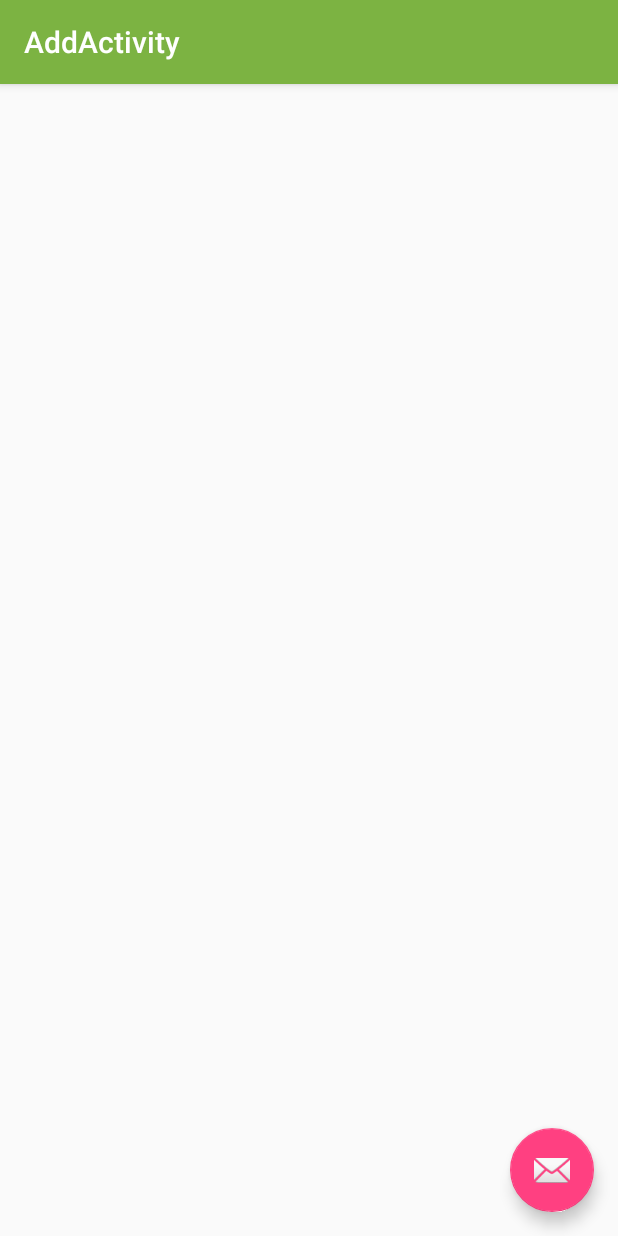
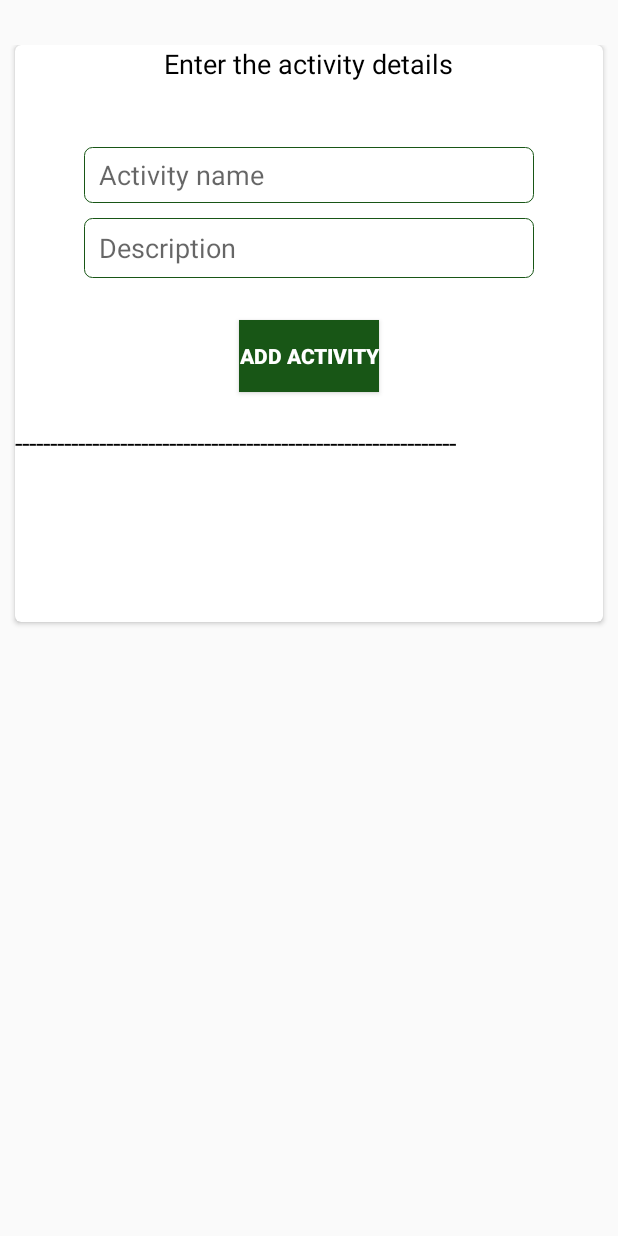
Before and after one commit to mumbai19/team-18, an Android app: the AddActivity screen opened directly, with no data from a screen before it, on a phone screen of 412 x 824 dp. Run offline under Robolectric (Android 15) with nearby library versions, the light colour scheme and no system bars.

Commit message:
Form added database entry testing

```diff
--- a/Android app/app/build.gradle
+++ b/Android app/app/build.gradle
@@ -22,6 +22,9 @@ android {
 dependencies {
     implementation fileTree(dir: 'libs', include: ['*.jar'])
     implementation 'com.android.support:appcompat-v7:28.0.0'
+    implementation "com.android.support:recyclerview-v7:27.1.1"
+    implementation "com.android.support:cardview-v7:27.1.1"
+    implementation 'com.android.support:recyclerview-v7:27.1.1'
     implementation 'com.android.support.constraint:constraint-layout:1.1.3'
     implementation 'com.android.support:design:28.0.0'
     testImplementation 'junit:junit:4.12'
--- a/Android app/app/src/main/java/com/chandan/touchinglives/AddActivity.java
+++ b/Android app/app/src/main/java/com/chandan/touchinglives/AddActivity.java
@@ -13,17 +13,7 @@ public class AddActivity extends AppCompatActivity {
     protected void onCreate(Bundle savedInstanceState) {
         super.onCreate(savedInstanceState);
         setContentView(R.layout.activity_add);
-        Toolbar toolbar = findViewById(R.id.toolbar);
-        setSupportActionBar(toolbar);
 
-        FloatingActionButton fab = findViewById(R.id.fab);
-        fab.setOnClickListener(new View.OnClickListener() {
-            @Override
-            public void onClick(View view) {
-                Snackbar.make(view, "Replace with your own action", Snackbar.LENGTH_LONG)
-                        .setAction("Action", null).show();
-            }
-        });
     }
 
 }
--- a/Android app/app/src/main/java/com/chandan/touchinglives/Dashboard.java
+++ b/Android app/app/src/main/java/com/chandan/touchinglives/Dashboard.java
@@ -1,20 +1,31 @@
 package com.chandan.touchinglives;
 
+import android.content.Intent;
 import android.os.Bundle;
 import android.support.design.widget.FloatingActionButton;
 import android.support.design.widget.Snackbar;
 import android.support.v7.app.AppCompatActivity;
+import android.support.v7.widget.CardView;
 import android.support.v7.widget.Toolbar;
 import android.view.View;
 
 public class Dashboard extends AppCompatActivity {
-
+    private CardView AddActivity;
     @Override
     protected void onCreate(Bundle savedInstanceState) {
         super.onCreate(savedInstanceState);
         setContentView(R.layout.activity_dashboard);
 
+AddActivity=findViewById(R.id.addActivity);
+        AddActivity.setOnClickListener(new View.OnClickListener() {
+            @Override
+            public void onClick(View view) {
+                Intent i = new Intent(Dashboard.this, AddActivity.class);
+                startActivity(i);
 
+
+            }
+        });
 
 
         }
--- a/Android app/app/src/main/java/com/chandan/touchinglives/MainActivity.java
+++ b/Android app/app/src/main/java/com/chandan/touchinglives/MainActivity.java
@@ -1,5 +1,6 @@
 package com.chandan.touchinglives;
 
+import android.content.Intent;
 import android.support.v7.app.AppCompatActivity;
 import android.os.Bundle;
 
--- a/Android app/app/src/main/res/layout/activity_add.xml
+++ b/Android app/app/src/main/res/layout/activity_add.xml
@@ -1,33 +1,120 @@
 <?xml version="1.0" encoding="utf-8"?>
-<android.support.design.widget.CoordinatorLayout xmlns:android="http://schemas.android.com/apk/res/android"
+<android.support.constraint.ConstraintLayout xmlns:android="http://schemas.android.com/apk/res/android"
     xmlns:app="http://schemas.android.com/apk/res-auto"
     xmlns:tools="http://schemas.android.com/tools"
     android:layout_width="match_parent"
     android:layout_height="match_parent"
+    android:paddingTop="30dp"
     tools:context=".AddActivity">
 
-    <android.support.design.widget.AppBarLayout
+    <android.support.v7.widget.CardView
         android:layout_width="match_parent"
         android:layout_height="wrap_content"
-        android:theme="@style/AppTheme.AppBarOverlay">
+        android:layout_margin="10dp"
+        android:padding="10dp"
+        app:cardCornerRadius="4dp"
+        tools:layout_editor_absoluteX="95dp"
+        tools:layout_editor_absoluteY="4dp">
 
-        <android.support.v7.widget.Toolbar
-            android:id="@+id/toolbar"
+
+        <LinearLayout
             android:layout_width="match_parent"
-            android:layout_height="?attr/actionBarSize"
-            android:background="?attr/colorPrimary"
-            app:popupTheme="@style/AppTheme.PopupOverlay" />
+            android:layout_height="wrap_content"
+            android:orientation="vertical">
 
-    </android.support.design.widget.AppBarLayout>
 
-    <include layout="@layout/content_add" />
+            <TextView
+                android:id="@+id/textView5"
+                android:layout_width="wrap_content"
+                android:layout_height="wrap_content"
+                android:layout_gravity="center"
+                android:text="Enter the activity details"
+                android:textColor="@color/black"
+                android:textSize="18dp"
+                tools:layout_editor_absoluteX="23dp"
+                tools:layout_editor_absoluteY="57dp" />
 
-    <android.support.design.widget.FloatingActionButton
-        android:id="@+id/fab"
-        android:layout_width="wrap_content"
-        android:layout_height="wrap_content"
-        android:layout_gravity="bottom|end"
-        android:layout_margin="@dimen/fab_margin"
-        app:srcCompat="@android:drawable/ic_dialog_email" />
+            <TextView
+                android:id="@+id/textView6"
+                android:layout_width="match_parent"
+                android:layout_height="wrap_content"
+                android:text=""
+                android:textAlignment="center"
+                android:textColor="@color/black"
+                android:textSize="20dp"
+                tools:layout_editor_absoluteX="99dp"
+                tools:layout_editor_absoluteY="96dp" />
 
-</android.support.design.widget.CoordinatorLayout>
+
+            <EditText
+                android:id="@+id/etN"
+                android:layout_width="300dp"
+                android:layout_height="37dp"
+                android:layout_gravity="center"
+                android:layout_marginTop="16dp"
+                android:layout_marginBottom="10dp"
+                android:background="@drawable/textinput"
+                android:ems="10"
+                android:hint="Activity name"
+                android:inputType="numberDecimal"
+                android:paddingLeft="10dp"
+
+                android:text="" />
+
+            <EditText
+                android:id="@+id/etP"
+                android:layout_width="300dp"
+                android:layout_height="40dp"
+                android:layout_gravity="center"
+                android:layout_marginBottom="10dp"
+
+                android:background="@drawable/textinput"
+                android:ems="10"
+                android:hint="Description"
+                android:inputType="numberDecimal"
+                android:paddingLeft="10dp" />
+
+
+            <RelativeLayout
+                android:layout_width="match_parent"
+                android:layout_height="200dp">
+
+                <Button
+                    android:id="@+id/btnCalculate1"
+                    android:layout_width="wrap_content"
+                    android:layout_height="wrap_content"
+                    android:layout_alignParentTop="true"
+                    android:layout_centerHorizontal="true"
+                    android:layout_gravity="center"
+                    android:layout_marginTop="18dp"
+                    android:background="#185616"
+                    android:text="Add activity"
+                    android:textColor="#fff"
+                    android:textStyle="bold" />
+
+                <TextView
+                    android:id="@+id/textView91"
+                    android:layout_width="match_parent"
+                    android:layout_height="wrap_content"
+                    android:layout_alignParentStart="true"
+                    android:layout_centerVertical="true"
+                    android:layout_gravity="center"
+                    android:layout_marginStart="0dp"
+                    android:text="---------------------------------------------------------------"
+                    android:textColor="@color/black"
+                    android:textSize="18dp"
+                    tools:layout_editor_absoluteX="23dp"
+                    tools:layout_editor_absoluteY="57dp" />
+
+            </RelativeLayout>
+
+            <TextView
+                android:id="@+id/tvData1"
+                android:layout_width="match_parent"
+                android:layout_height="wrap_content"
+                android:text="" />
+
+
+        </LinearLayout>
+    </android.support.v7.widget.CardView>
+</android.support.constraint.ConstraintLayout>
```
Also changed, not shown: Android app/app/src/main/res/layout/activity_dashboard.xml (+9 -0 lines).
